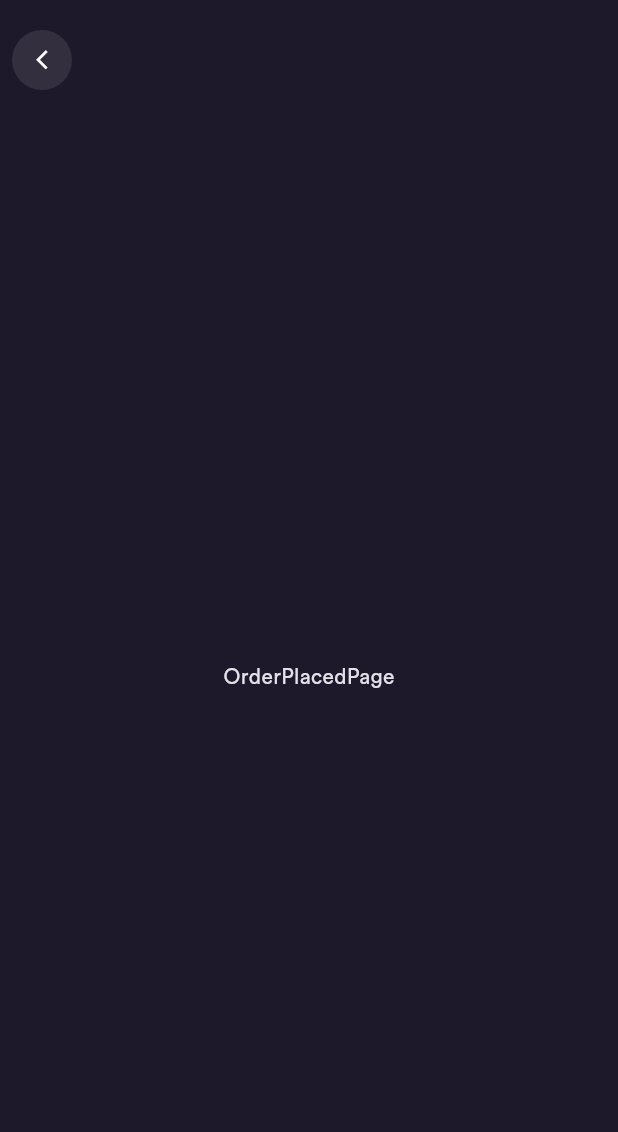
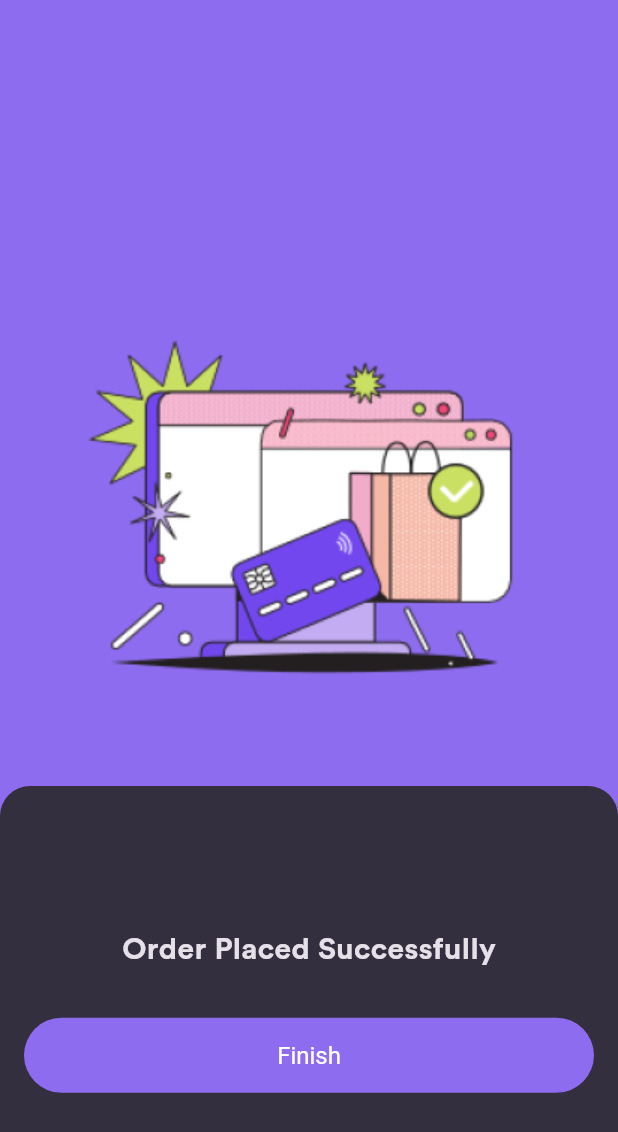
Before and after one commit to DHLau/ecommerce, a Flutter app: the OrderPlacedPage screen opened directly, on a phone screen of 412 x 824 dp. Shown: the top 1132 px of the screen. Run offline on Flutter 3.47's test engine with Material 3 defaults, Android fonts, the phone set to English and light mode, and no system bars; our stand-ins replace bloc, cloud_firestore, dartz, firebase_auth, firebase_core, flutter_bloc and 2 more; accounts and stored records are empty.

Commit message:
order_placed page

```diff
--- a/lib/presentation/cart/pages/order_placed.dart
+++ b/lib/presentation/cart/pages/order_placed.dart
@@ -1,4 +1,7 @@
 import 'package:ecommerce/common/index.dart';
+import 'package:ecommerce/core/configs/assets/app_images.dart';
+import 'package:ecommerce/core/configs/theme/app_colors.dart';
+import 'package:ecommerce/presentation/home/pages/home.dart';
 import 'package:flutter/material.dart';
 
 class OrderPlacedPage extends StatelessWidget {
@@ -7,11 +10,48 @@ class OrderPlacedPage extends StatelessWidget {
   @override
   Widget build(BuildContext context) {
     return Scaffold(
-      appBar: BasicAppBar(),
-      body: Scaffold(
-          body: Center(
-        child: Text("OrderPlacedPage"),
-      )),
+      backgroundColor: AppColors.primary,
+      body: Column(
+        mainAxisAlignment: MainAxisAlignment.end,
+        children: [
+          Align(
+            alignment: Alignment.center,
+            child: Image.asset(AppImages.orderPlaced),
+          ),
+          const SizedBox(
+            height: 60,
+          ),
+          Align(
+            alignment: Alignment.bottomCenter,
+            child: Container(
+              height: 300,
+              padding: const EdgeInsets.symmetric(horizontal: 16),
+              decoration: const BoxDecoration(
+                  color: AppColors.secondBackground,
+                  borderRadius: BorderRadius.only(
+                      topLeft: Radius.circular(20),
+                      topRight: Radius.circular(20))),
+              child: Column(
+                mainAxisAlignment: MainAxisAlignment.center,
+                children: [
+                  const Text(
+                    'Order Placed Successfully',
+                    style: TextStyle(fontWeight: FontWeight.bold, fontSize: 20),
+                  ),
+                  const SizedBox(
+                    height: 30,
+                  ),
+                  BasicAppButton(
+                      title: 'Finish',
+                      onPressed: () {
+                        AppNavigator.pushReplacement(context, const HomePage());
+                      })
+                ],
+              ),
+            ),
+          )
+        ],
+      ),
     );
   }
 }
```
